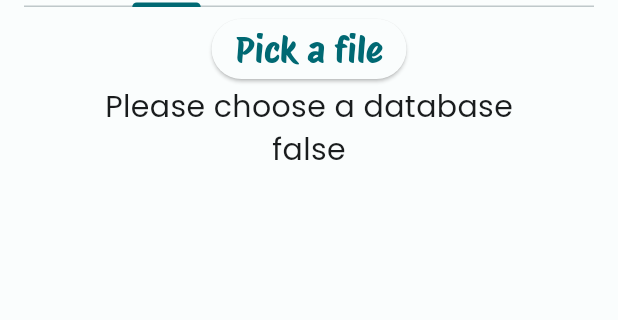
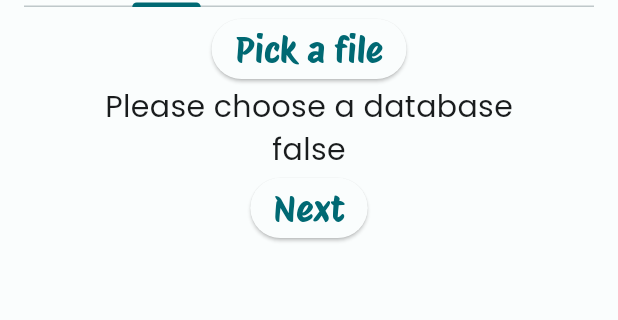
Before and after one commit to KaFaiFai/anki_visualizer, a Flutter app: the screen it shows after launch, on a phone screen of 412 x 824 dp, the part 71-391 px from its top. Run offline on Flutter 3.47's test engine with Material 3 defaults, Android fonts, the phone set to English and light mode, and no system bars; our stand-ins replace file_picker, sqflite, sqflite_common_ffi, sqflite_common_ffi_web; accounts and stored records are empty.

Commit message:
+ next button

```diff
--- a/lib/view_models/selection_model.dart
+++ b/lib/view_models/selection_model.dart
@@ -46,18 +46,16 @@ class SelectionModel extends ChangeNotifier {
 
     final deckId = selectedDeck?.id;
     if (deckId == null) {
-      fieldsInDeck = Future(() => {});
+      fieldsInDeck = null;
     } else {
       fieldsInDeck = DatabaseRepository().getAllFieldsInDeck(db, deckId);
     }
-    // fieldsInDeck?.then((value) => print(value));
     notifyListeners();
   }
 
   void selectField(int notetypeId, Field? field) {
     selectedFields ??= {};
     if (field != null) selectedFields?[notetypeId] = field;
-    print(selectedFields);
     notifyListeners();
   }
 }
--- a/lib/views/pages/file_page.dart
+++ b/lib/views/pages/file_page.dart
@@ -116,6 +116,7 @@ class FilePage extends StatelessWidget {
             },
           ),
         ),
+        ElevatedButton(onPressed: () {}, child: Text("Next")),
       ],
     );
   }
```
